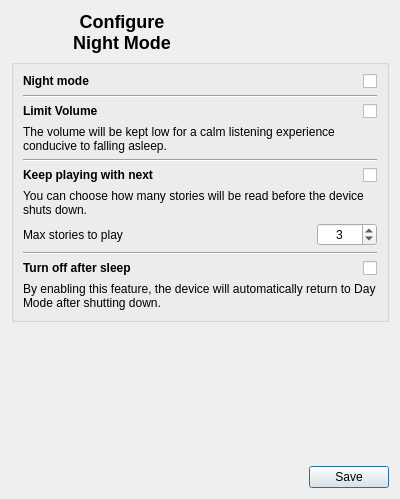
Above: pkg/ui/nm.ui from o-daneel/Lunii.QT before the change. Below: the same form after it.
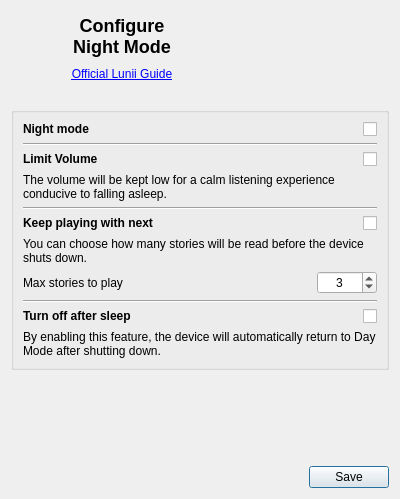
That is the form after the change. Icons and pictures are not drawn.

Commit message: updated UI to add a NightMode Guide link to Lunii website

The edit to the form file:
```diff
--- a/pkg/ui/nm.ui
+++ b/pkg/ui/nm.ui
@@ -42,7 +42,15 @@
       </spacer>
      </item>
      <item>
+      <layout class="QVBoxLayout" name="verticalLayout_3">
+       <item>
       <widget class="QLabel" name="lbl_Header">
+         <property name="sizePolicy">
+          <sizepolicy hsizetype="Preferred" vsizetype="Expanding">
+           <horstretch>0</horstretch>
+           <verstretch>0</verstretch>
+          </sizepolicy>
+         </property>
        <property name="text">
         <string>&lt;h2&gt;Configure&lt;br&gt;Night Mode&lt;/h2&gt;</string>
        </property>
@@ -56,6 +64,43 @@
         <number>10</number>
        </property>
       </widget>
+       </item>
+       <item>
+        <widget class="QLabel" name="lbl_guide">
+         <property name="sizePolicy">
+          <sizepolicy hsizetype="Preferred" vsizetype="Preferred">
+           <horstretch>0</horstretch>
+           <verstretch>0</verstretch>
+          </sizepolicy>
+         </property>
+         <property name="text">
+          <string>&lt;a href=https://support.lunii.com/hc/en-gb/categories/4404826574353-The-Night-Mode&gt;Official Lunii Guide&lt;/a&gt;</string>
+         </property>
+         <property name="alignment">
+          <set>Qt::AlignCenter</set>
+         </property>
+         <property name="openExternalLinks">
+          <bool>true</bool>
+         </property>
+        </widget>
+       </item>
+       <item>
+        <spacer name="verticalSpacer_2">
+         <property name="orientation">
+          <enum>Qt::Vertical</enum>
+         </property>
+         <property name="sizeType">
+          <enum>QSizePolicy::Fixed</enum>
+         </property>
+         <property name="sizeHint" stdset="0">
+          <size>
+           <width>20</width>
+           <height>20</height>
+          </size>
+         </property>
+        </spacer>
+       </item>
+      </layout>
      </item>
      <item>
       <widget class="QLabel" name="lbl_imgHeader">
```
Lines whose indentation alone changed are shown as unchanged. The commit also changes 5 other files.
